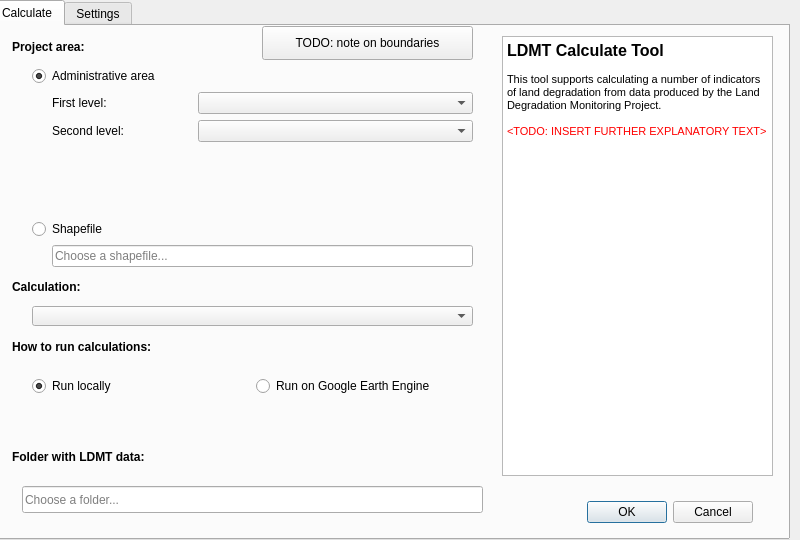
Above: LDMP/DlgCalculate.ui from ConservationInternational/trends.earth before the change. Below: the same form after it.
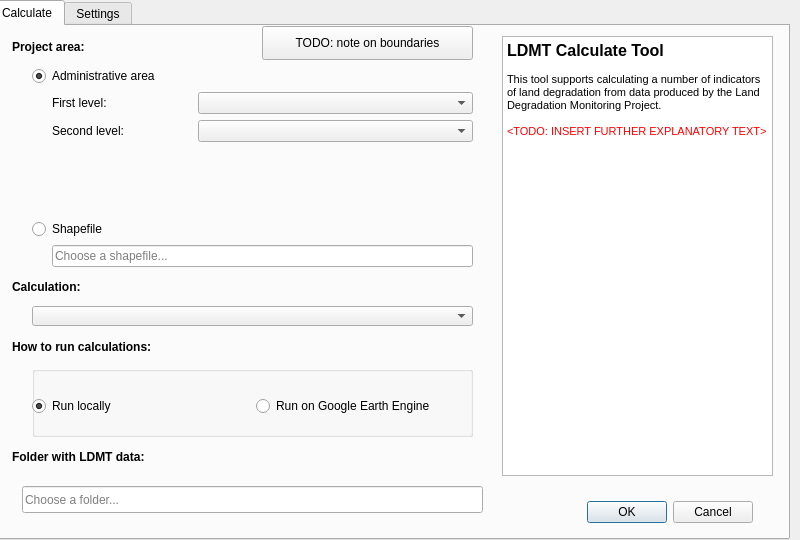
That is the form after the change.

Patch:
```diff
--- a/LDMP/DlgCalculate.ui
+++ b/LDMP/DlgCalculate.ui
@@ -149,35 +149,6 @@
       <string>TODO: note on boundaries</string>
      </property>
     </widget>
-    <widget class="QWidget" name="horizontalLayoutWidget">
-     <property name="geometry">
-      <rect>
-       <x>40</x>
-       <y>340</y>
-       <width>441</width>
-       <height>41</height>
-      </rect>
-     </property>
-     <layout class="QHBoxLayout" name="horizontalLayout">
-      <item>
-       <widget class="QRadioButton" name="radioButton_2">
-        <property name="text">
-         <string>Run locally</string>
-        </property>
-        <property name="checked">
-         <bool>true</bool>
-        </property>
-       </widget>
-      </item>
-      <item>
-       <widget class="QRadioButton" name="radioButton">
-        <property name="text">
-         <string>Run on Google Earth Engine</string>
-        </property>
-       </widget>
-      </item>
-     </layout>
-    </widget>
     <widget class="QWidget" name="verticalLayoutWidget">
      <property name="geometry">
       <rect>
@@ -384,6 +355,73 @@
       <string>Calculation:</string>
      </property>
     </widget>
+    <widget class="QGroupBox" name="runon">
+     <property name="geometry">
+      <rect>
+       <x>40</x>
+       <y>340</y>
+       <width>441</width>
+       <height>71</height>
+      </rect>
+     </property>
+     <property name="sizePolicy">
+      <sizepolicy hsizetype="Maximum" vsizetype="Maximum">
+       <horstretch>0</horstretch>
+       <verstretch>0</verstretch>
+      </sizepolicy>
+     </property>
+     <property name="autoFillBackground">
+      <bool>false</bool>
+     </property>
+     <property name="title">
+      <string/>
+     </property>
+     <widget class="QWidget" name="horizontalLayoutWidget">
+      <property name="geometry">
+       <rect>
+        <x>0</x>
+        <y>20</y>
+        <width>441</width>
+        <height>41</height>
+       </rect>
+      </property>
+      <layout class="QHBoxLayout" name="runon_layout">
+       <item>
+        <widget class="QRadioButton" name="runon_local">
+         <property name="text">
+          <string>Run locally</string>
+         </property>
+         <property name="checked">
+          <bool>true</bool>
+         </property>
+        </widget>
+       </item>
+       <item>
+        <widget class="QRadioButton" name="runon_gee">
+         <property name="text">
+          <string>Run on Google Earth Engine</string>
+         </property>
+        </widget>
+       </item>
+      </layout>
+     </widget>
+     <zorder>runon_local</zorder>
+     <zorder>runon_local</zorder>
+     <zorder>runon_gee</zorder>
+     <zorder>horizontalLayoutWidget</zorder>
+    </widget>
+    <zorder>data_folder</zorder>
+    <zorder>buttonBox</zorder>
+    <zorder>label_2</zorder>
+    <zorder>textBrowser</zorder>
+    <zorder>label</zorder>
+    <zorder>label_7</zorder>
+    <zorder>boundary_note</zorder>
+    <zorder>verticalLayoutWidget</zorder>
+    <zorder>calculation</zorder>
+    <zorder>label_8</zorder>
+    <zorder>runon</zorder>
+    <zorder>runon_local</zorder>
    </widget>
    <widget class="QWidget" name="tab_2">
     <attribute name="title">
```
Left out of the diff: 28 changed lines with no effect on the pictures.
